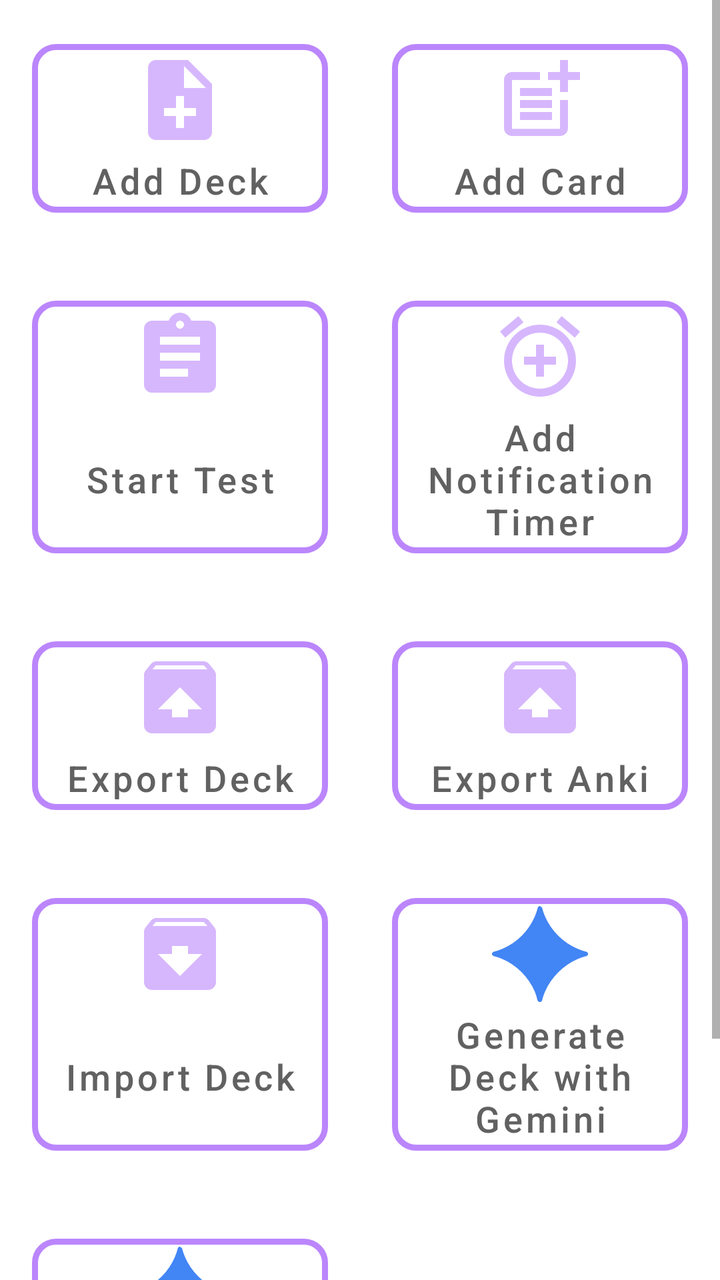
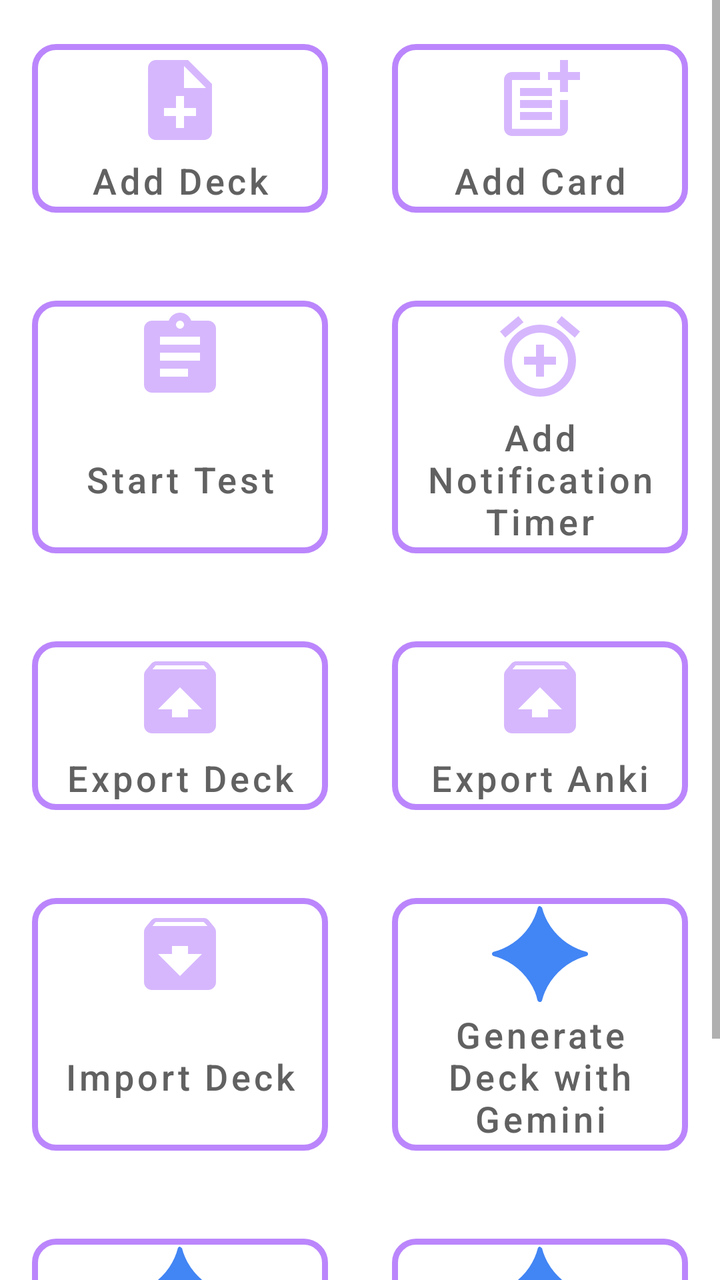

The first picture is an Android layout as it rendered before a commit; the second is the same layout after the commit. The layout source and the unified diff follow.
<!-- AndroidManifest.xml: application theme Theme.Aflashdeck -->
<!-- res/layout/page_home.xml -->
<?xml version="1.0" encoding="utf-8"?>
<androidx.drawerlayout.widget.DrawerLayout xmlns:android="http://schemas.android.com/apk/res/android"
    xmlns:app="http://schemas.android.com/apk/res-auto"
    xmlns:tool="http://schemas.android.com/tools"
    android:id="@+id/drawer"
    android:layout_width="match_parent"
    android:layout_height="match_parent">

    <ScrollView
        android:layout_width="match_parent"
        android:layout_height="match_parent">

        <LinearLayout
            android:layout_width="match_parent"
            android:layout_height="wrap_content"
            android:animateLayoutChanges="true"
            android:orientation="vertical">

            <FrameLayout
                android:id="@+id/container_app_bar"
                android:layout_width="match_parent"
                android:layout_height="wrap_content" />

            <GridLayout
                android:layout_width="match_parent"
                android:layout_height="wrap_content"
                android:columnCount="@integer/grid_column_count">

                <com.google.android.material.button.MaterialButton
                    android:id="@+id/button_add_deck"
                    style="@style/Theme.Aflashdeck.HomeMenuButton"
                    android:layout_width="0dp"
                    android:layout_height="wrap_content"
                    android:layout_columnWeight="1"
                    android:layout_gravity="fill"
                    android:gravity="center"
                    android:text="@string/title_add_deck"
                    app:icon="@drawable/ic_note_add_black" />

                <com.google.android.material.button.MaterialButton
                    android:id="@+id/button_add_card"
                    style="@style/Theme.Aflashdeck.HomeMenuButton"
                    android:layout_width="0dp"
                    android:layout_height="wrap_content"
                    android:layout_columnWeight="1"
                    android:layout_gravity="fill"
                    android:gravity="center"
                    android:text="@string/title_add_card"
                    app:icon="@drawable/ic_post_add_black" />

                <com.google.android.material.button.MaterialButton
                    android:id="@+id/button_start_test"
                    style="@style/Theme.Aflashdeck.HomeMenuButton"
                    android:layout_width="0dp"
                    android:layout_height="wrap_content"
                    android:layout_columnWeight="1"
                    android:layout_gravity="fill"
                    android:gravity="center"
                    android:text="@string/title_start_test"
                    app:icon="@drawable/ic_assignment_black" />

                <com.google.android.material.button.MaterialButton
                    android:id="@+id/button_add_notification"
                    style="@style/Theme.Aflashdeck.HomeMenuButton"
                    android:layout_width="0dp"
                    android:layout_height="wrap_content"
                    android:layout_columnWeight="1"
                    android:layout_gravity="fill"
                    android:gravity="center"
                    android:text="@string/title_add_notification_timer"
                    app:icon="@drawable/ic_add_alarm_black" />

                <com.google.android.material.button.MaterialButton
                    android:id="@+id/button_export_deck"
                    style="@style/Theme.Aflashdeck.HomeMenuButton"
                    android:layout_width="0dp"
                    android:layout_height="wrap_content"
                    android:layout_columnWeight="1"
                    android:layout_gravity="fill"
                    android:gravity="center"
                    android:text="@string/title_export_deck"
                    app:icon="@drawable/ic_unarchive_black" />

                <com.google.android.material.button.MaterialButton
                    android:id="@+id/button_export_anki"
                    style="@style/Theme.Aflashdeck.HomeMenuButton"
                    android:layout_width="0dp"
                    android:layout_height="wrap_content"
                    android:layout_columnWeight="1"
                    android:layout_gravity="fill"
                    android:gravity="center"
                    android:text="@string/title_export_anki"
                    app:icon="@drawable/ic_unarchive_black" />

                <com.google.android.material.button.MaterialButton
                    android:id="@+id/button_import_deck"
                    style="@style/Theme.Aflashdeck.HomeMenuButton"
                    android:layout_width="0dp"
                    android:layout_height="wrap_content"
                    android:layout_columnWeight="1"
                    android:layout_gravity="fill"
                    android:gravity="center"
                    android:text="@string/title_import_deck"
                    app:icon="@drawable/ic_archive_black" />

                <com.google.android.material.button.MaterialButton
                    android:id="@+id/button_generate_deck_ai"
                    style="@style/Theme.Aflashdeck.HomeMenuButton"
                    android:layout_width="0dp"
                    android:layout_height="wrap_content"
                    android:layout_columnWeight="1"
                    android:layout_gravity="fill"
                    android:gravity="center"
                    android:text="@string/title_generate_deck"
                    app:icon="@drawable/ic_gemini"
                    app:iconTint="@null" />

                <com.google.android.material.button.MaterialButton
                    android:id="@+id/button_generate_deck_from_existing_ai"
                    style="@style/Theme.Aflashdeck.HomeMenuButton"
                    android:layout_width="0dp"
                    android:layout_height="wrap_content"
                    android:layout_columnWeight="1"
                    android:layout_gravity="fill"
                    android:gravity="center"
                    android:text="@string/title_generate_deck_from_existing"
                    app:icon="@drawable/ic_gemini"
                    app:iconTint="@null" />
            </GridLayout>

            <androidx.cardview.widget.CardView
                android:id="@+id/container_card_ongoing_test"
                android:layout_width="match_parent"
                android:layout_height="80dp"
                android:layout_marginLeft="@dimen/text_margin"
                android:layout_marginRight="@dimen/text_margin"
                android:contentDescription="@string/on_going_test"
                android:visibility="gone">

                <LinearLayout
                    android:layout_width="match_parent"
                    android:layout_height="match_parent"
                    android:orientation="horizontal">

                    <com.google.android.material.textview.MaterialTextView
                        android:layout_width="match_parent"
                        android:layout_height="match_parent"
                        android:layout_weight="1"
                        android:gravity="center"
                        android:text="@string/on_going_test"
                        android:textSize="20sp"
                        android:textStyle="bold" />

                    <com.google.android.material.textview.MaterialTextView
                        android:id="@+id/text_total_cards"
                        android:layout_width="match_parent"
                        android:layout_height="match_parent"
                        android:layout_weight="1"
                        android:gravity="center"
                        android:textSize="20sp"
                        android:textStyle="bold"
                        tool:text="12/23" />
                </LinearLayout>
            </androidx.cardview.widget.CardView>

            <androidx.cardview.widget.CardView
                android:id="@+id/container_card_flash_bot"
                android:layout_width="match_parent"
                android:layout_height="match_parent"
                android:layout_marginLeft="@dimen/text_margin"
                android:layout_marginTop="@dimen/text_margin"
                android:layout_marginRight="@dimen/text_margin"
                android:contentDescription="@string/flash_bot"
                android:visibility="gone">

                <androidx.constraintlayout.widget.ConstraintLayout
                    android:layout_width="match_parent"
                    android:layout_height="match_parent"
                    android:orientation="horizontal"
                    android:padding="@dimen/text_margin">

                    <com.google.android.material.textview.MaterialTextView
                        android:id="@+id/text_flash_bot_title"
                        android:layout_width="match_parent"
                        android:layout_height="wrap_content"
                        android:drawableStart="@drawable/ic_support_agent_black"
                        android:drawablePadding="@dimen/text_margin"
                        android:text="@string/flash_bot"
                        android:textColor="?attr/colorPrimary"
                        android:textSize="30sp"
                        app:drawableTint="?attr/colorPrimary"
                        app:layout_constraintEnd_toEndOf="parent"
                        app:layout_constraintStart_toStartOf="parent"
                        app:layout_constraintTop_toTopOf="parent" />

                    <com.google.android.material.textview.MaterialTextView
                        android:id="@+id/text_flash_bot_message"
                        android:layout_width="match_parent"
                        android:layout_height="wrap_content"
                        android:layout_marginTop="@dimen/text_margin"
                        android:text="@string/flash_bot_message"
                        app:layout_constraintEnd_toEndOf="parent"
                        app:layout_constraintStart_toStartOf="parent"
                        app:layout_constraintTop_toBottomOf="@id/text_flash_bot_title" />

                    <com.google.android.material.button.MaterialButton
                        android:id="@+id/button_flash_bot_accept"
                        android:layout_width="wrap_content"
                        android:layout_height="wrap_content"
                        android:layout_marginTop="@dimen/text_margin"
                        android:text="@string/flash_bot_button_accept"
                        app:layout_constraintBottom_toBottomOf="parent"
                        app:layout_constraintEnd_toEndOf="parent"
                        app:layout_constraintTop_toBottomOf="@id/text_flash_bot_message" />
                </androidx.constraintlayout.widget.ConstraintLayout>
            </androidx.cardview.widget.CardView>
        </LinearLayout>
    </ScrollView>

    <LinearLayout
        android:id="@+id/nav_view"
        android:layout_width="match_parent"
        android:layout_height="match_parent"
        android:layout_gravity="start"
        android:background="?attr/colorOnPrimary"
        android:clickable="true"
        android:orientation="vertical">

        <FrameLayout
            android:layout_width="match_parent"
            android:layout_height="100dp"
            android:background="?attr/colorSecondary" />

        <com.google.android.material.button.MaterialButton
            android:id="@+id/menu_decks"
            style="@style/Theme.Aflashdeck.BorderlessMenuButton"
            android:layout_width="match_parent"
            android:layout_height="wrap_content"
            android:text="@string/decks"
            app:icon="@drawable/ic_filter_none_black" />

        <com.google.android.material.button.MaterialButton
            android:id="@+id/menu_cards"
            style="@style/Theme.Aflashdeck.BorderlessMenuButton"
            android:layout_width="match_parent"
            android:layout_height="wrap_content"
            android:text="@string/cards"
            app:icon="@drawable/ic_article_black" />

        <com.google.android.material.button.MaterialButton
            android:id="@+id/menu_notification_timers"
            style="@style/Theme.Aflashdeck.BorderlessMenuButton"
            android:layout_width="match_parent"
            android:layout_height="wrap_content"
            android:text="@string/title_notification_timers"
            app:icon="@drawable/ic_alarm_black" />

        <com.google.android.material.button.MaterialButton
            android:id="@+id/menu_settings"
            style="@style/Theme.Aflashdeck.BorderlessMenuButton"
            android:layout_width="match_parent"
            android:layout_height="wrap_content"
            android:text="@string/settings"
            app:icon="@drawable/ic_settings_black" />

        <com.google.android.material.button.MaterialButton
            android:id="@+id/menu_donations"
            style="@style/Theme.Aflashdeck.BorderlessMenuButton"
            android:layout_width="match_parent"
            android:layout_height="wrap_content"
            android:text="@string/buy_developer_a_coffee"
            app:icon="@drawable/ic_coffee_black" />
    </LinearLayout>
</androidx.drawerlayout.widget.DrawerLayout>
<!-- resources referenced by this layout -->
<resources>
  <dimen name="text_margin">16dp</dimen>
  <!-- drawable ic_article_black (drawable-anydpi) -->
  <vector xmlns:android="http://schemas.android.com/apk/res/android"
      android:width="24dp"
      android:height="24dp"
      android:viewportWidth="24"
      android:viewportHeight="24"
      android:tint="#333333"
      android:alpha="0.6"
      android:autoMirrored="true">
      <path
          android:fillColor="@android:color/white"
          android:pathData="M19,3L5,3c-1.1,0 -2,0.9 -2,2v14c0,1.1 0.9,2 2,2h14c1.1,0 2,-0.9 2,-2L21,5c0,-1.1 -0.9,-2 -2,-2zM14,17L7,17v-2h7v2zM17,13L7,13v-2h10v2zM17,9L7,9L7,7h10v2z" />
  </vector>
  <!-- drawable ic_filter_none_black (drawable-anydpi) -->
  <vector xmlns:android="http://schemas.android.com/apk/res/android"
      android:width="24dp"
      android:height="24dp"
      android:viewportWidth="24"
      android:viewportHeight="24"
      android:tint="#333333"
      android:alpha="0.6">
    <path
        android:fillColor="@android:color/white"
        android:pathData="M3,5L1,5v16c0,1.1 0.9,2 2,2h16v-2L3,21L3,5zM21,1L7,1c-1.1,0 -2,0.9 -2,2v14c0,1.1 0.9,2 2,2h14c1.1,0 2,-0.9 2,-2L23,3c0,-1.1 -0.9,-2 -2,-2zM21,17L7,17L7,3h14v14z"/>
  </vector>
  <!-- drawable ic_note_add_black (drawable-anydpi) -->
  <vector xmlns:android="http://schemas.android.com/apk/res/android"
      android:width="24dp"
      android:height="24dp"
      android:viewportWidth="24"
      android:viewportHeight="24"
      android:tint="#333333"
      android:alpha="0.6">
    <path
        android:fillColor="@android:color/white"
        android:pathData="M14,2L6,2c-1.1,0 -1.99,0.9 -1.99,2L4,20c0,1.1 0.89,2 1.99,2L18,22c1.1,0 2,-0.9 2,-2L20,8l-6,-6zM16,16h-3v3h-2v-3L8,16v-2h3v-3h2v3h3v2zM13,9L13,3.5L18.5,9L13,9z"/>
  </vector>
  <integer name="grid_column_count">2</integer>
  <string name="buy_developer_a_coffee">Buy developer a coffee</string>
  <string name="cards">Cards</string>
  <string name="decks">Decks</string>
  <string name="flash_bot">Flash bot</string>
  <string name="flash_bot_button_accept">Yes, let\'s try it</string>
  <string name="flash_bot_message">Greetings, I have prepared a test to help you study, would you like to try it?</string>
  <string name="on_going_test">On going test</string>
  <string name="settings">Settings</string>
  <string name="title_add_card">Add Card</string>
  <string name="title_add_deck">Add Deck</string>
  <string name="title_add_notification_timer">Add Notification Timer</string>
  <string name="title_export_anki">Export Anki</string>
  <string name="title_export_deck">Export Deck</string>
  <string name="title_generate_deck">Generate Deck with Gemini</string>
  <string name="title_generate_deck_from_existing">Generate Deck from Existing with Gemini</string>
  <string name="title_import_deck">Import Deck</string>
  <string name="title_notification_timers">Notification Timers</string>
  <string name="title_start_test">Start Test</string>
  <color name="daynight_gray_700_white">@color/gray_700</color>
  <dimen name="text_nav_menu">18sp</dimen>
  <!-- drawable home_menu_button (drawable) -->
  <?xml version="1.0" encoding="utf-8"?>
  <selector xmlns:android="http://schemas.android.com/apk/res/android">
      <item android:drawable="?attr/colorPrimary" android:state_active="true" />
  
      <item android:drawable="?attr/colorOnPrimary" />
  </selector>
  <color name="teal_custom">#008080</color>
  <color name="teal_700">#FF018786</color>
  <color name="white">#FFFFFFFF</color>
  <color name="purple_200">#FFBB86FC</color>
  <color name="purple_500">#FF6200EE</color>
  <color name="gray_700">#616161</color>
  <!-- unchanged entries left out for length: 13 -->
</resources>

<!-- the commit's change to res/layout/page_home.xml (unified diff, before → after) -->
@@ -124,6 +124,18 @@
                     android:layout_gravity="fill"
                     android:gravity="center"
                     android:text="@string/title_generate_deck_from_existing"
+                    app:icon="@drawable/ic_gemini"
+                    app:iconTint="@null" />
+
+                <com.google.android.material.button.MaterialButton
+                    android:id="@+id/button_generate_deck_from_image_ai"
+                    style="@style/Theme.Aflashdeck.HomeMenuButton"
+                    android:layout_width="0dp"
+                    android:layout_height="wrap_content"
+                    android:layout_columnWeight="1"
+                    android:layout_gravity="fill"
+                    android:gravity="center"
+                    android:text="@string/title_generate_deck_from_image"
                     app:icon="@drawable/ic_gemini"
                     app:iconTint="@null" />
             </GridLayout>
<!-- resource entries referenced after the edit -->
@@ -54,6 +54,7 @@
   <string name="title_export_deck">Export Deck</string>
   <string name="title_generate_deck">Generate Deck with Gemini</string>
   <string name="title_generate_deck_from_existing">Generate Deck from Existing with Gemini</string>
+  <string name="title_generate_deck_from_image">Generate Deck from Images with Gemini</string>
   <string name="title_import_deck">Import Deck</string>
   <string name="title_notification_timers">Notification Timers</string>
   <string name="title_start_test">Start Test</string>
